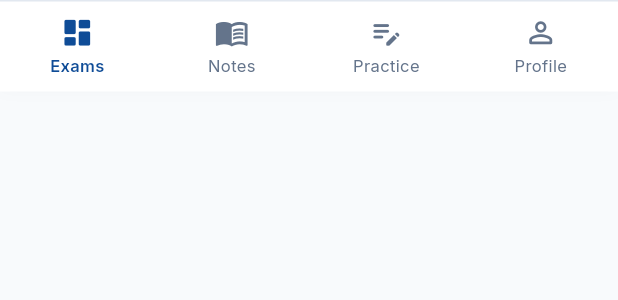
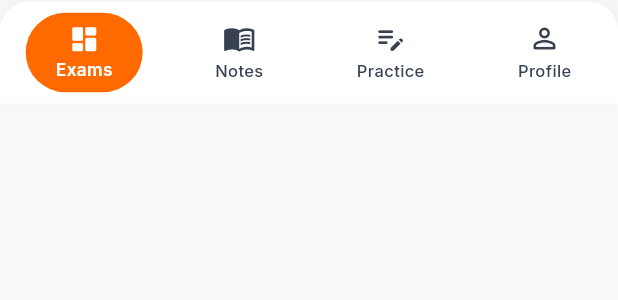
Before and after one commit to Kuta-learning/kuta-Grade-app, a Flutter app: the GradeBottomNavBar widget shown alone on an empty page, opened directly, on a phone screen of 412 x 824 dp. Shown: the top 300 px of the screen. Run offline on Flutter 3.47's test engine with Material 3 defaults, Android fonts, the light colour scheme and no system bars; our stand-ins replace dio, flutter_bloc, flutter_svg, go_router, google_fonts, rive and 1 more; accounts and stored records are empty; network calls fail.

Commit message:
fix(navigation): use go-based navigation for profile tab and restyle bottom nav bar
- Switch profile bottom-nav and app-bar navigation from push to go so tab
  highlighting stays consistent with the shell index
- Check the profile route first in _calculateIndex to avoid false matches
- Restyle GradeBottomNavBar: rounded top corners, orange capsule pill on the
  active tab, white icon/label, per the Figma reference

```diff
--- a/lib/core/router/app_router.dart
+++ b/lib/core/router/app_router.dart
@@ -238,14 +238,14 @@ class MainGradeAppShell extends StatelessWidget {
   });
 
   int _calculateIndex() {
+    if (location.startsWith(RouteNames.profile)) {
+      return 3;
+    }
     if (location.startsWith(RouteNames.subjectDetail)) {
       return 1;
     }
     if (location.startsWith(RouteNames.quiz)) {
       return 2;
-    }
-    if (location.startsWith(RouteNames.profile)) {
-      return 3;
     }
     // 0 is for exams (examSimulator, grade12MatricExam, subjectExams, bookmarks)
     return 0;
@@ -263,7 +263,7 @@ class MainGradeAppShell extends StatelessWidget {
         context.push(RouteNames.quiz);
         break;
       case 3:
-        context.push(RouteNames.profile);
+        context.go(RouteNames.profile);
         break;
     }
   }
--- a/lib/features/grades/widgets/grade_screen_shell.dart
+++ b/lib/features/grades/widgets/grade_screen_shell.dart
@@ -112,7 +112,7 @@ class GradeExamAppBar extends StatelessWidget implements PreferredSizeWidget {
                 if (onProfilePressed != null) {
                   onProfilePressed!();
                 } else {
-                  context.push(RouteNames.profile);
+                  context.go(RouteNames.profile);
                 }
               },
             ),
@@ -123,7 +123,10 @@ class GradeExamAppBar extends StatelessWidget implements PreferredSizeWidget {
   }
 }
 
-/// Common bottom navigation bar for Grade screens (Exams, Notes, Practice, Profile).
+/// Common bottom navigation bar matching the premium Figma reference design.
+/// Displays the 4 app tabs: Exams, Notes, Practice, Profile.
+/// Active item is highlighted with a vibrant orange capsule pill (#FF6A00),
+/// with white icon and white label.
 class GradeBottomNavBar extends StatelessWidget {
   final int currentIndex;
   final ValueChanged<int>? onTap;
@@ -139,46 +142,47 @@ class GradeBottomNavBar extends StatelessWidget {
     return Container(
       decoration: BoxDecoration(
         color: Colors.white,
+        borderRadius: const BorderRadius.vertical(top: Radius.circular(20)),
         border: const Border(
-          top: BorderSide(color: Color(0xFFE2E8F0), width: 1),
+          top: BorderSide(color: Color(0xFFF1F5F9), width: 1),
         ),
         boxShadow: [
           BoxShadow(
-            color: Colors.black.withValues(alpha: 0.04),
-            blurRadius: 10,
-            offset: const Offset(0, -3),
+            color: Colors.black.withValues(alpha: 0.05),
+            blurRadius: 16,
+            offset: const Offset(0, -4),
           ),
         ],
       ),
       child: SafeArea(
         top: false,
         child: SizedBox(
-          height: 60,
+          height: 68,
           child: Row(
             mainAxisAlignment: MainAxisAlignment.spaceAround,
             children: [
-              _buildBottomNavItem(
+              _buildNavItem(
                 context: context,
                 index: 0,
                 icon: Icons.dashboard_outlined,
                 activeIcon: Icons.dashboard_rounded,
                 label: 'Exams',
               ),
-              _buildBottomNavItem(
+              _buildNavItem(
                 context: context,
                 index: 1,
                 icon: Icons.menu_book_outlined,
                 activeIcon: Icons.menu_book_rounded,
                 label: 'Notes',
               ),
-              _buildBottomNavItem(
+              _buildNavItem(
                 context: context,
                 index: 2,
                 icon: Icons.edit_note_rounded,
                 activeIcon: Icons.edit_note_rounded,
                 label: 'Practice',
               ),
-              _buildBottomNavItem(
+              _buildNavItem(
                 context: context,
                 index: 3,
                 icon: Icons.person_outline_rounded,
@@ -192,7 +196,7 @@ class GradeBottomNavBar extends StatelessWidget {
     );
   }
 
-  Widget _buildBottomNavItem({
+  Widget _buildNavItem({
     required BuildContext context,
     required int index,
     required IconData icon,
@@ -200,43 +204,74 @@ class GradeBottomNavBar extends StatelessWidget {
     required String label,
   }) {
     final isSelected = currentIndex == index;
-    final color = isSelected ? AppColors.brandPrimary : const Color(0xFF64748B);
 
-    return Expanded(
-      child: InkWell(
+    return InkWell(
       onTap: () {
         if (onTap != null) {
           onTap!(index);
         } else {
-            if (index == 0) {
+          switch (index) {
+            case 0:
               context.go(RouteNames.examSimulator);
-            } else if (index == 1) {
+              break;
+            case 1:
               context.push(RouteNames.subjectDetail);
-            } else if (index == 2) {
+              break;
+            case 2:
               context.push(RouteNames.quiz);
-            } else if (index == 3) {
-              context.push(RouteNames.profile);
+              break;
+            case 3:
+              context.go(RouteNames.profile);
+              break;
           }
         }
       },
-        borderRadius: BorderRadius.circular(12),
-        child: Padding(
-          padding: const EdgeInsets.symmetric(horizontal: 4, vertical: 6),
+      borderRadius: BorderRadius.circular(28),
+      child: isSelected
+          ? Container(
+              padding: const EdgeInsets.symmetric(horizontal: 20, vertical: 7),
+              decoration: BoxDecoration(
+                color: const Color(0xFFFF6A00),
+                borderRadius: BorderRadius.circular(28),
+              ),
               child: Column(
                 mainAxisSize: MainAxisSize.min,
+                mainAxisAlignment: MainAxisAlignment.center,
                 children: [
-              Icon(isSelected ? activeIcon : icon, color: color, size: 23),
+                  Icon(activeIcon, color: Colors.white, size: 21),
+                  const SizedBox(height: 2),
+                  Text(
+                    label,
+                    style: GoogleFonts.inter(
+                      fontSize: 11.5,
+                      fontWeight: FontWeight.w600,
+                      color: Colors.white,
+                    ),
+                  ),
+                ],
+              ),
+            )
+          : Padding(
+              padding: const EdgeInsets.symmetric(horizontal: 14, vertical: 8),
+              child: Column(
+                mainAxisSize: MainAxisSize.min,
+                mainAxisAlignment: MainAxisAlignment.center,
+                children: [
+                  Icon(
+                    icon,
+                    color: const Color(0xFF374151),
+                    size: 22,
+                  ),
                   const SizedBox(height: 3),
                   Text(
                     label,
                     style: GoogleFonts.inter(
                       fontSize: 11,
-                  fontWeight: isSelected ? FontWeight.w600 : FontWeight.w400,
-                  color: color,
+                      fontWeight: FontWeight.w500,
+                      color: const Color(0xFF374151),
                     ),
                   ),
                 ],
-          ),
               ),
             ),
     );
```
Lines whose indentation alone changed are shown as unchanged.
